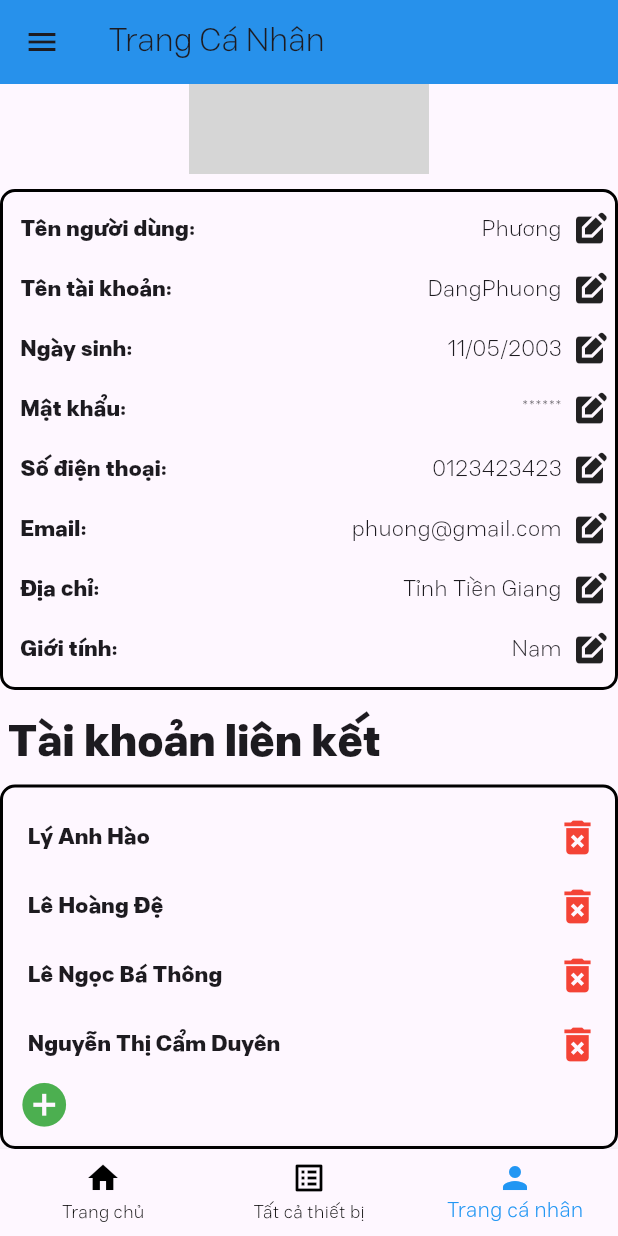
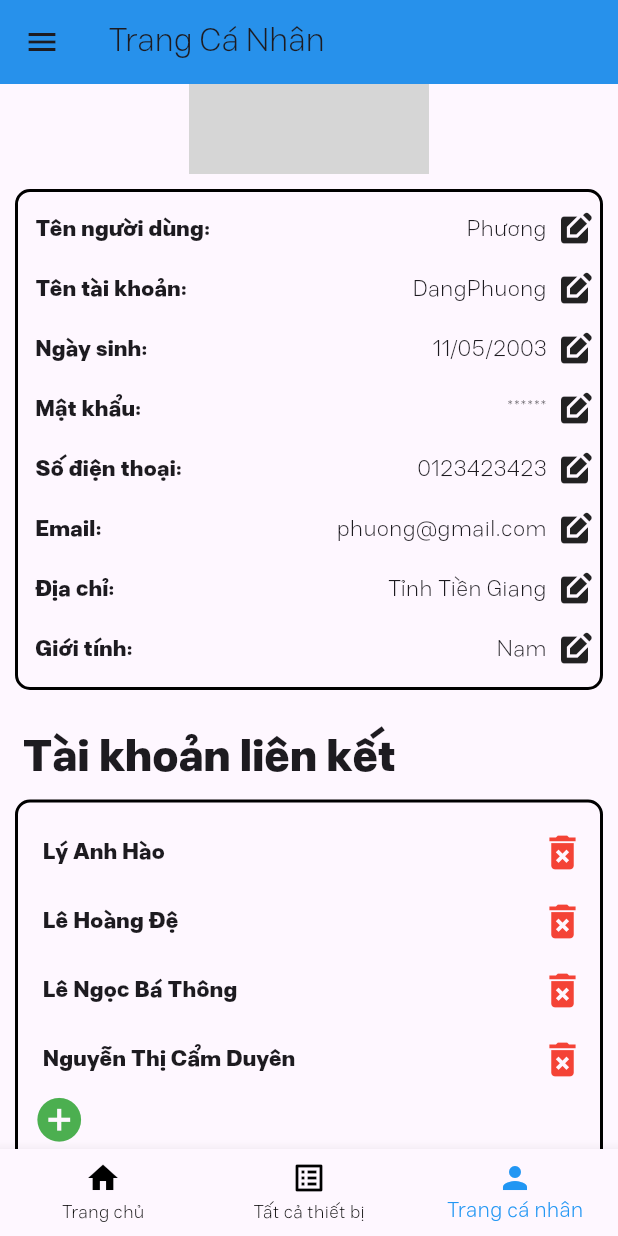
Before and after one commit to vongola-le/DoAn_Nhung, a Flutter app: the screen it shows after launch, scrolled down 110 dp, on a phone screen of 412 x 824 dp. Run offline on Flutter 3.47's test engine with Material 2 defaults, Android fonts, the light colour scheme and no system bars; missing offline and left inert: bottom_drawer; network calls fail; grey boxes are pictures that could not be loaded.

Commit message:
Chỉnh sửa nhẹ cho Trang Profile

```diff
--- a/DoAn/app_smart_house/lib/view/Profile.dart
+++ b/DoAn/app_smart_house/lib/view/Profile.dart
@@ -36,8 +36,9 @@ class _ProfileState extends State<Profile> {
               ),
             ),
           ),
-           const SizedBox(height: 10.0),
-          Container(
+            Padding(
+              padding:const EdgeInsetsDirectional.all(10),
+              child: Container(
             padding:const EdgeInsets.all(5),
             decoration: BoxDecoration(
             border: Border.all(
@@ -58,20 +59,21 @@ class _ProfileState extends State<Profile> {
                 UserInfoItem(text: 'Giới tính:', value: 'Nam  '),
               ],
             ),
-          ),
+          ),),
+
           Column(
         children: [
-          const Padding(padding: EdgeInsets.only(top: 10)),
-          Row(///Phần thống kê----------------------------------------------------
+           Padding(
+            padding:const EdgeInsets.all( 10),
+            child:  Row(
             children: [
-
               Column(
                 crossAxisAlignment: CrossAxisAlignment.start,
                 children: [
                   const Padding(padding: EdgeInsets.all(5),
                   child: Text("Tài khoản liên kết", style: TextStyle(fontWeight: FontWeight.bold,fontSize: 30)),),
                    Container(
-                        width: MediaQuery.of(context).size.width,
+                        width: MediaQuery.of(context).size.width-20,
                         decoration:  BoxDecoration(
                           border: Border.all(width: 2,color: Colors.black),
                           borderRadius: BorderRadius.circular(10)
@@ -92,7 +94,8 @@ class _ProfileState extends State<Profile> {
                 ],
               )
             ],
-          )
+          ),),
+
         ],
       ),
       ],
```
